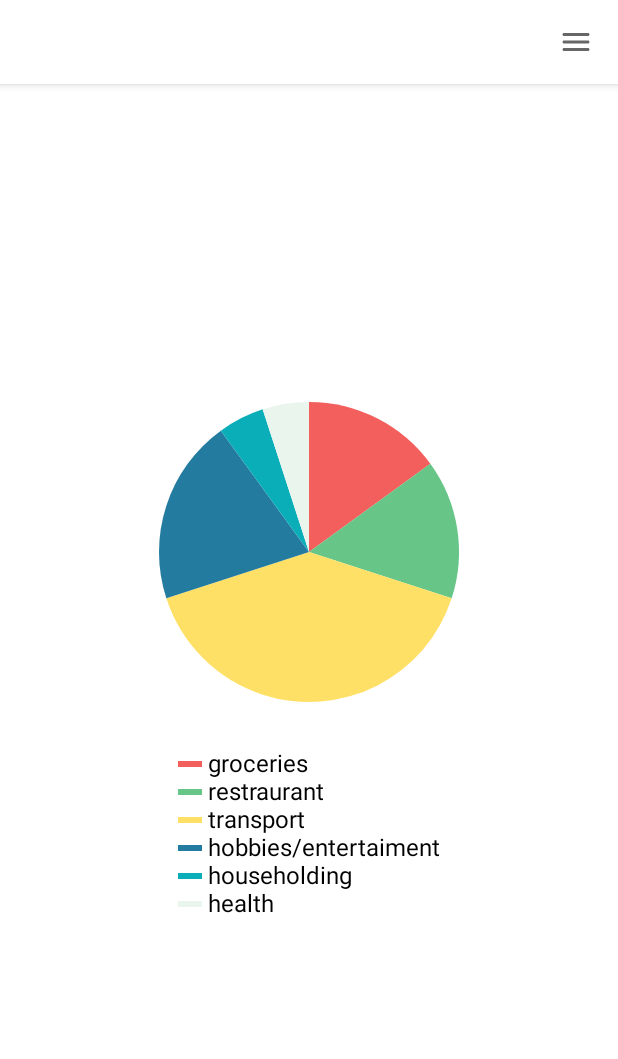
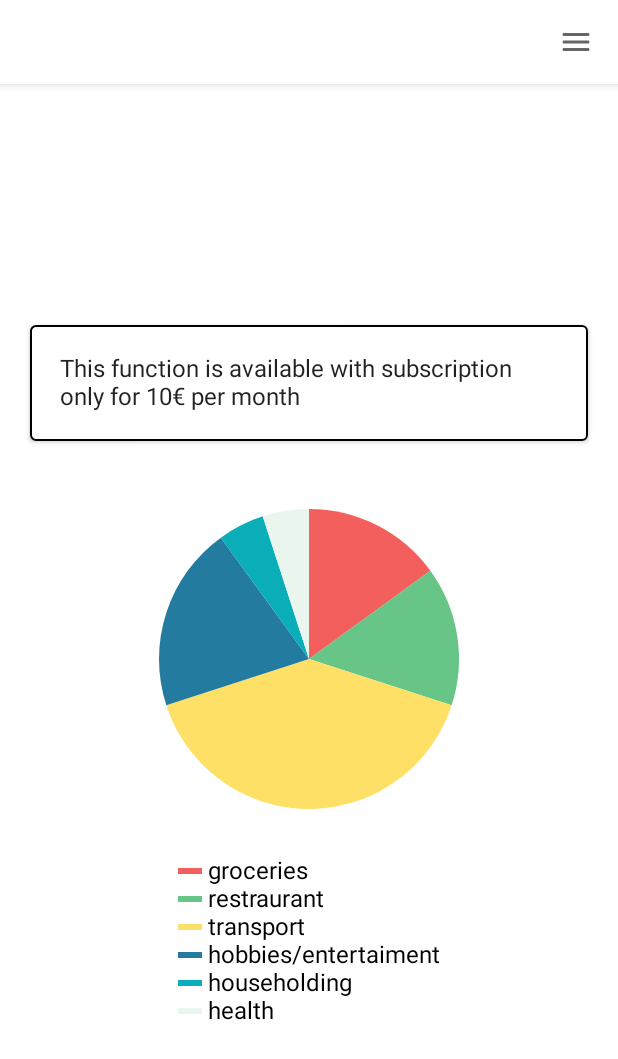
Before and after one commit to mobile-development-project-group-7/Mobile-Development-Project-Group-7, an Android app built with Jetpack Compose: the StatisticsView screen opened through its navigation route, on a phone screen of 412 x 824 dp. Shown: the top 1059 px of the screen. Run offline under Robolectric (Android 15) with nearby library versions, the phone set to English and light mode, and no system bars; our stand-ins replace Firebase (no records; nobody signed in at launch, a user with empty details on screens opened directly).

Commit message:
UI fixing

```diff
--- a/app/src/main/java/com/example/mdp7/StatisticsView.kt
+++ b/app/src/main/java/com/example/mdp7/StatisticsView.kt
@@ -1,14 +1,17 @@
 package com.example.mdp7
 
+import androidx.compose.foundation.BorderStroke
 import androidx.compose.foundation.Canvas
 import androidx.compose.foundation.background
 import androidx.compose.foundation.layout.*
-import androidx.compose.material.Divider
-import androidx.compose.material.Text
+import androidx.compose.material.*
+import androidx.compose.material.Card
 import androidx.compose.runtime.Composable
+import androidx.compose.runtime.NonRestartableComposable
 import androidx.compose.ui.Alignment
 import androidx.compose.ui.Modifier
 import androidx.compose.ui.graphics.Color
+import androidx.compose.ui.graphics.Shape
 import androidx.compose.ui.unit.Dp
 import androidx.compose.ui.unit.dp
 
@@ -24,9 +27,30 @@ fun StatisticsView(){
         verticalArrangement = Arrangement.Center,
         horizontalAlignment = Alignment.CenterHorizontally
     ) {
+        Card(
+            modifier = Modifier
+                .padding(20.dp),
+            shape = MaterialTheme.shapes.medium,
+            border = BorderStroke(width = 1.dp, color = Color.Black),
+            elevation = 2.dp
+        ) {
+
+            Text(
+                text="This function is available with subscription only for 10€ per month",
+                style = MaterialTheme.typography.body1,
+                modifier = Modifier
+                    .padding(20.dp)
+                    .fillMaxWidth()
+                    .wrapContentSize(Alignment.Center)
+            )
+        }
+        Spacer(modifier = Modifier.height(25.dp))
         PieChart()
     }
 }
+
+
+
 @Composable
 fun PieChart(
     values: List<Float> = listOf(15f, 15f, 40f, 20f,5f,5f),
```
Also changed, not shown: app/src/main/java/com/example/mdp7/MainView.kt (+6 -2 lines), app/src/main/java/com/example/mdp7/RemindersView.kt (+21 -0 lines), app/src/main/java/com/example/mdp7/SettingsView.kt (+8 -9 lines).
